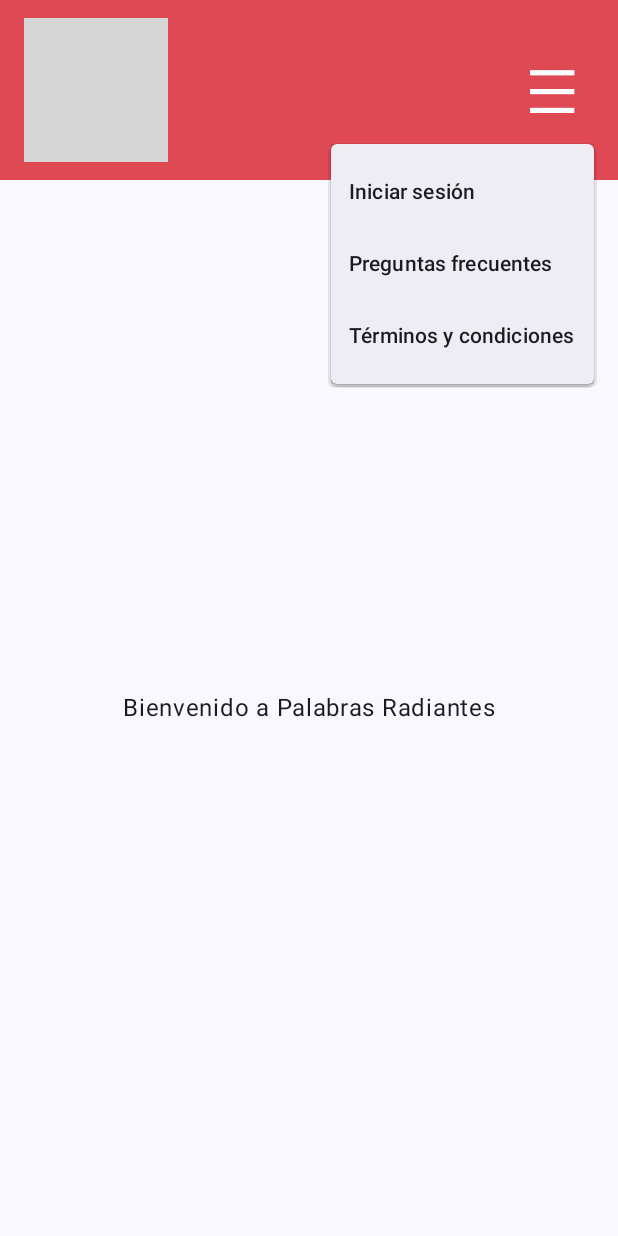
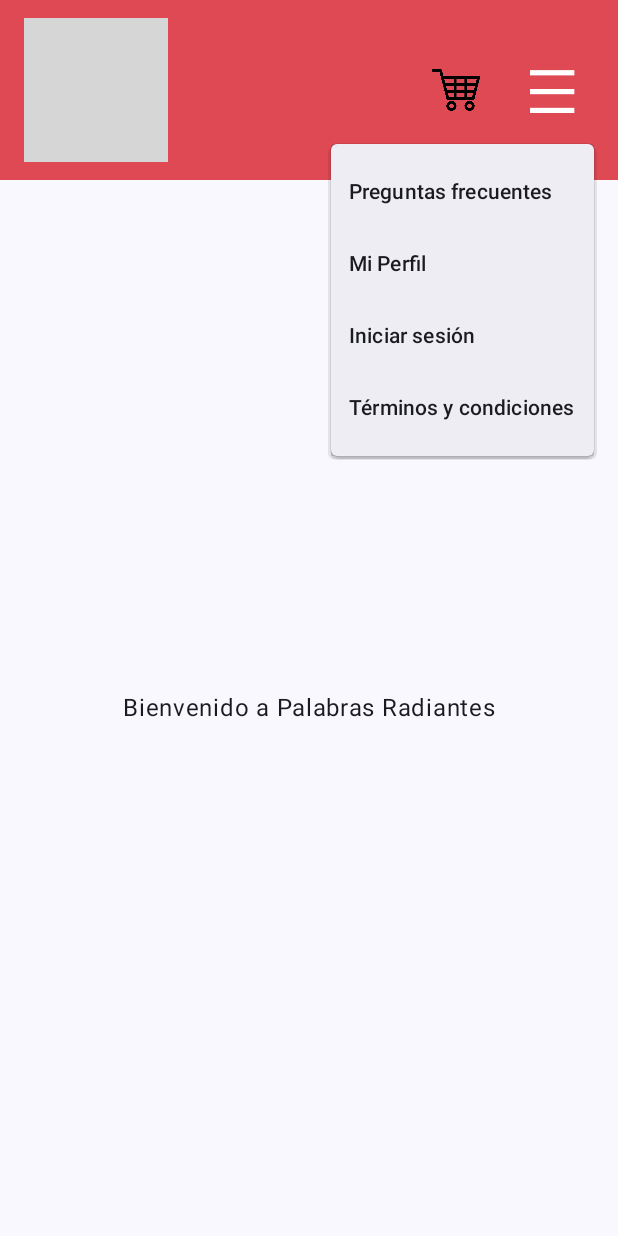
Before and after one commit to josedrodas/ProyectoAPPMoviles, an Android app built with Jetpack Compose: the screen it shows after launch (MainActivity), after a tap on an icon or button, on a phone screen of 412 x 824 dp. Run offline under Robolectric (Android 15) with nearby library versions, the phone set to English and light mode, and no system bars; grey boxes are pictures that could not be loaded.

Commit message:
V 0.1.1 Inicio de MainScreen Top bar "Check"

```diff
--- a/app/src/main/java/com/example/app_joserodas/MainActivity.kt
+++ b/app/src/main/java/com/example/app_joserodas/MainActivity.kt
@@ -18,6 +18,7 @@ import androidx.compose.ui.Modifier
 import androidx.compose.ui.graphics.Color
 import androidx.compose.ui.layout.ContentScale
 import androidx.compose.ui.res.painterResource
+import androidx.compose.ui.tooling.preview.Preview
 import androidx.compose.ui.unit.DpOffset
 import androidx.compose.ui.unit.dp
 import androidx.compose.ui.unit.sp
@@ -40,7 +41,7 @@ fun Home() {
             Row(
                 modifier = Modifier
                     .fillMaxWidth()
-                    .background(Color(0xFFDE4954))
+                    .background(Color(0xFFDE4954)) // barra
                     .statusBarsPadding()
                     .height(120.dp)
                     .padding(horizontal = 16.dp),
@@ -48,12 +49,28 @@ fun Home() {
             ) {
                 Image(
                     painter = painterResource(R.drawable.logo_palabras_radiantes),
-                    contentDescription = null,
+                    contentDescription = "Logo Palabras Radiantes",
                     modifier = Modifier.height(96.dp),
                     contentScale = ContentScale.Fit
                 )
 
                 Spacer(Modifier.weight(1f))
+
+                Box(
+                    modifier = Modifier
+                        .size(56.dp)
+                        .clickable {},
+                    contentAlignment = Alignment.Center
+                ) {
+                    Image(
+                        painter = painterResource(R.drawable.carrito),
+                        contentDescription = "Carrito de compras",
+                        modifier = Modifier.height(32.dp),
+                        contentScale = ContentScale.Fit
+                    )
+                }
+
+                Spacer(Modifier.width(8.dp))
 
                 Box(
                     modifier = Modifier
@@ -68,14 +85,16 @@ fun Home() {
                         onDismissRequest = { menu = false },
                         offset = DpOffset(x = 0.dp, y = 8.dp)
                     ) {
+                        DropdownMenuItem(text = { Text("Preguntas frecuentes") }, onClick = { menu = false })
+                        DropdownMenuItem(text = { Text("Mi Perfil") }, onClick = { menu = false })
                         DropdownMenuItem(text = { Text("Iniciar sesión") }, onClick = { menu = false })
-                        DropdownMenuItem(text = { Text("Preguntas frecuentes") }, onClick = { menu = false })
                         DropdownMenuItem(text = { Text("Términos y condiciones") }, onClick = { menu = false })
                     }
                 }
             }
         }
-    ) { inner -> Box(
+    ) { inner ->
+        Box(
             modifier = Modifier
                 .padding(inner)
                 .fillMaxSize(),
@@ -85,3 +104,7 @@ fun Home() {
         }
     }
 }
+
+@Preview(showBackground = true)
+@Composable
+fun PreviewHome() { APP_JoseRodasTheme { Home() } }
```
Also changed, not shown: app/src/main/res/drawable/Carritcompra.png (deleted).
